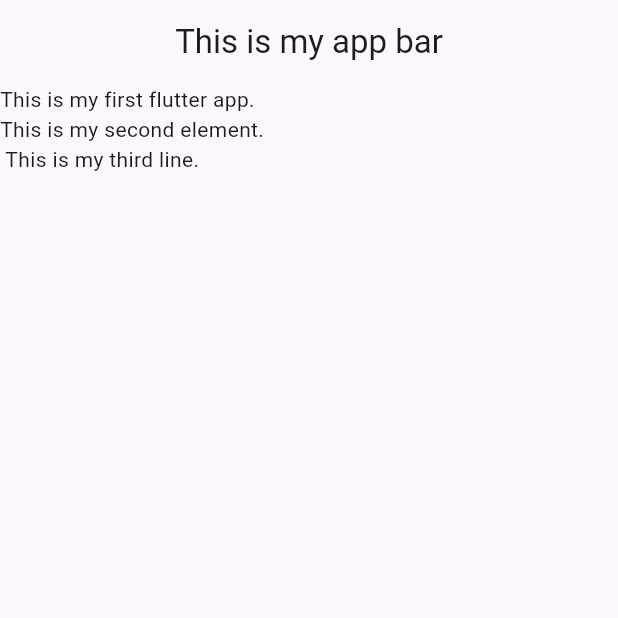
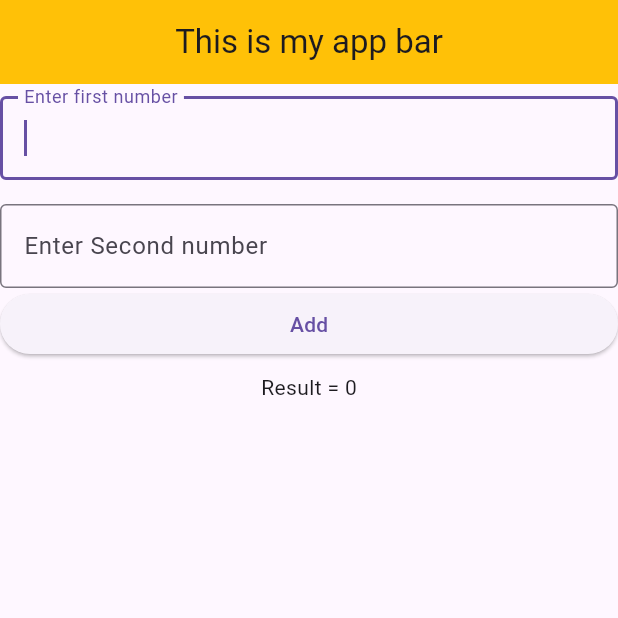
Before and after one commit to Addy-0001/logitracker, a Flutter app: the screen it shows after launch, on a phone screen of 412 x 824 dp, the top half of it. Run offline on Flutter 3.47's test engine with Material 3 defaults, Android fonts, the phone set to English and light mode, and no system bars.

Commit message:
class1 complete

```diff
--- a/lib/view/first_view.dart
+++ b/lib/view/first_view.dart
@@ -1,14 +1,49 @@
 import 'package:flutter/material.dart';
 
-class FirstView extends StatelessWidget {
+class FirstView extends StatefulWidget {
   const FirstView({super.key});
 
   @override
+  State<FirstView> createState() => _FirstViewState();
+}
+
+class _FirstViewState extends State<FirstView> {
+  @override
   Widget build(BuildContext context) {
     return Scaffold(
-      appBar: AppBar(title: Text("This is my app bar"), centerTitle: true),
-      body: Text(
-        "This is my first flutter app. \nThis is my second element. \n This is my third line.",
+      appBar: AppBar(
+        backgroundColor: Colors.amber,
+        title: Text("This is my app bar"),
+        centerTitle: true,
+      ),
+      body: Column(
+        children: [
+          SizedBox(height: 8),
+          TextField(
+            keyboardType: TextInputType.number,
+            decoration: InputDecoration(
+              border: OutlineInputBorder(),
+              labelText: "Enter first number",
+            ),
+            autocorrect: false,
+            autofocus: true,
+          ),
+          SizedBox(height: 8),
+          SizedBox(height: 8),
+          TextField(
+            keyboardType: TextInputType.number,
+            decoration: InputDecoration(
+              border: OutlineInputBorder(),
+              labelText: "Enter Second number",
+            ),
+          ),
+          SizedBox(
+            width: double.infinity,
+            child: ElevatedButton(onPressed: () {}, child: Text("Add")),
+          ),
+          SizedBox(height: 8),
+          Text("Result = 0"),
+        ],
       ),
     );
   }
```
